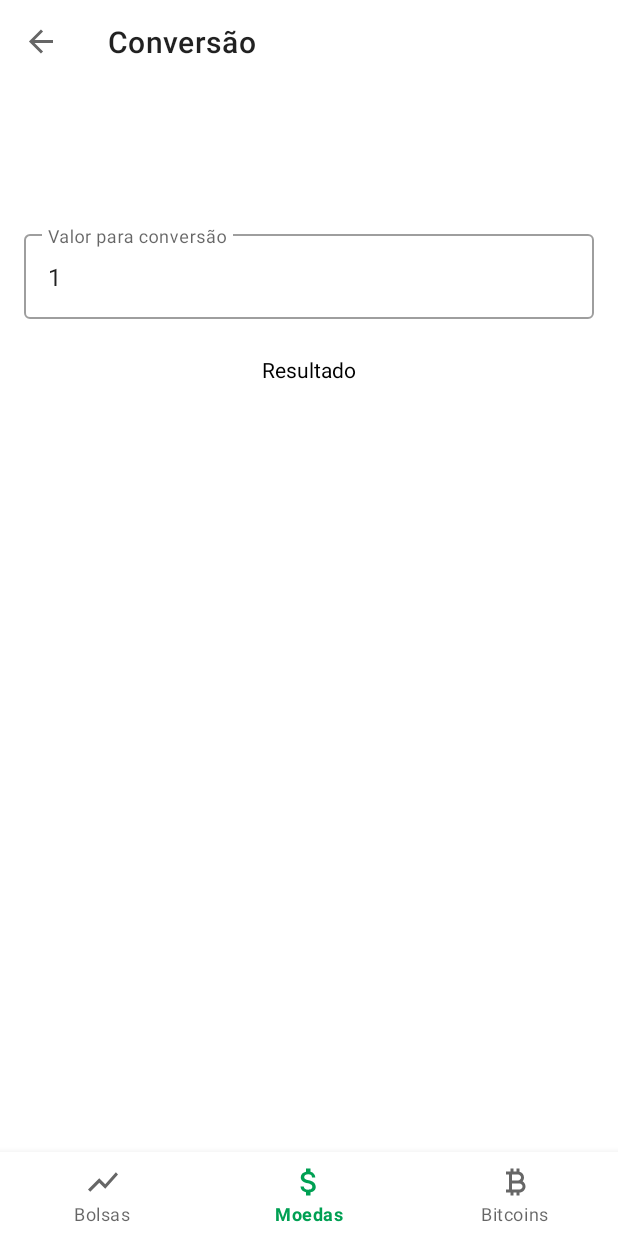
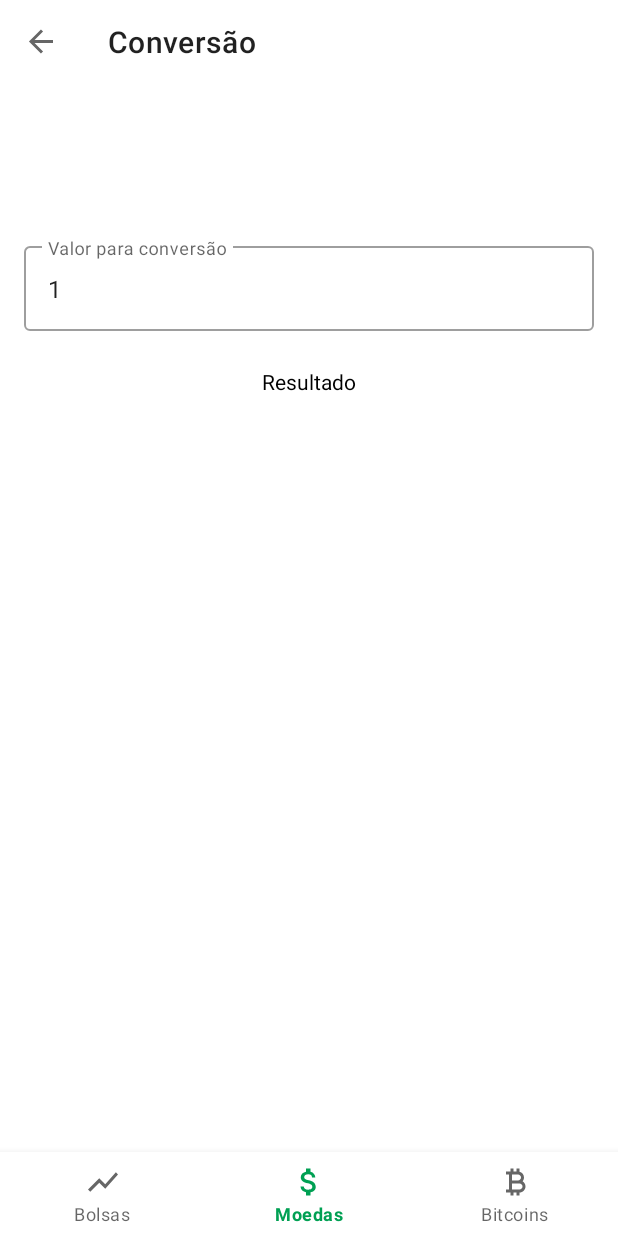
Before and after one commit to omouravictor/android-br-inco, an Android app: the ConverterFragment screen opened through its navigation route, on a phone screen of 412 x 824 dp. Run offline under Robolectric (Android 15) with nearby library versions, the phone set to English and light mode, and no system bars; our stand-ins replace Dagger/Hilt's generated code, navigation-ui; libraries missing offline, so code that uses them is left out: androidx.hilt.lifecycle; network calls fail.

Commit message:
layout: update margins on fragment_converter

```diff
--- a/app/src/main/res/layout/fragment_converter.xml
+++ b/app/src/main/res/layout/fragment_converter.xml
@@ -3,9 +3,9 @@
     xmlns:app="http://schemas.android.com/apk/res-auto"
     xmlns:tools="http://schemas.android.com/tools"
     android:layout_width="match_parent"
-    android:layout_height="match_parent"
+    android:layout_height="wrap_content"
     android:layout_marginHorizontal="16dp"
-    android:layout_marginVertical="16dp">
+    android:layout_marginTop="24dp">
 
     <TextView
         android:id="@+id/textViewConverterTitle"
```
